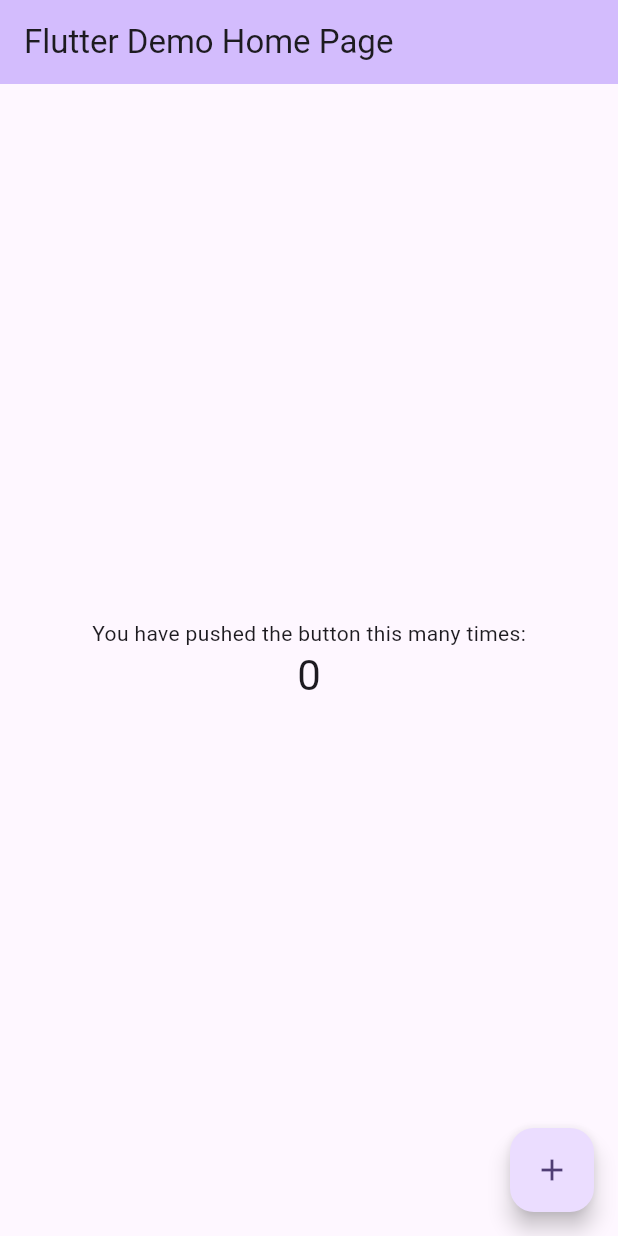
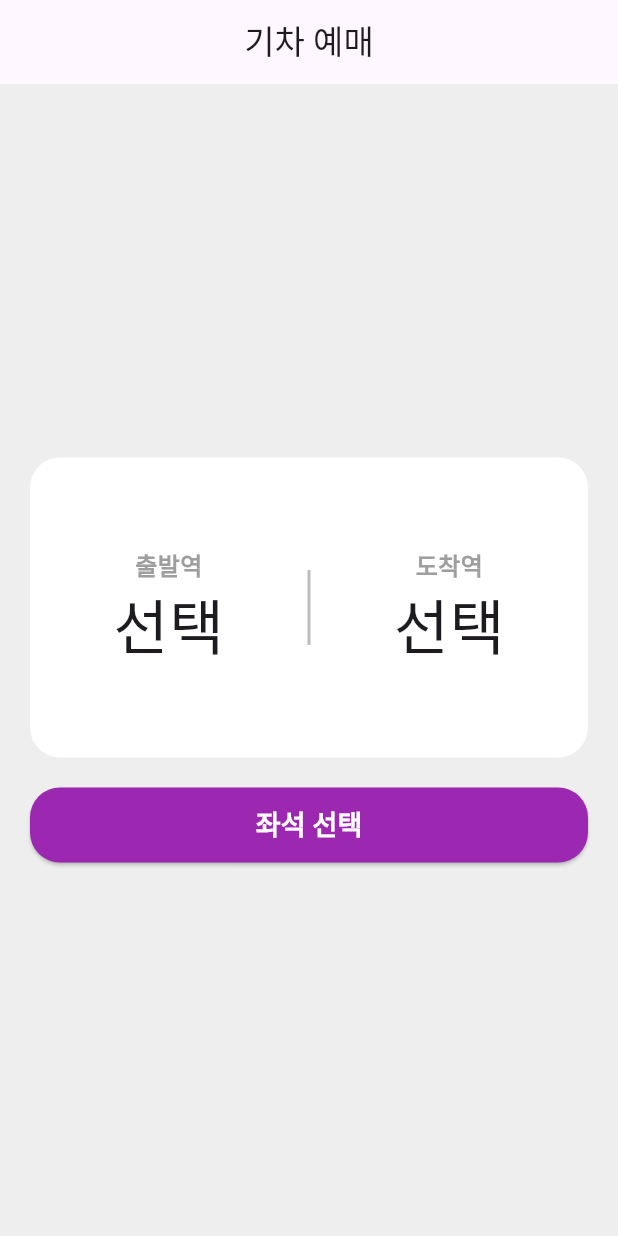
Before and after one commit to VepTea/flutter_train_app, a Flutter app: the screen it shows after launch, on a phone screen of 412 x 824 dp. Run offline on Flutter 3.47's test engine with Material 3 defaults, Android fonts, the phone set to English and light mode, and no system bars.

Commit message:
출발역과 도착역 선택까지 완료

```diff
--- a/analysis_options.yaml
+++ b/analysis_options.yaml
@@ -23,6 +23,9 @@ linter:
   rules:
     # avoid_print: false  # Uncomment to disable the `avoid_print` rule
     # prefer_single_quotes: true  # Uncomment to enable the `prefer_single_quotes` rule
+    # 가장 귀찮은 경고들만 선택적으로 비활성화
+    prefer_const_constructors: false
+    prefer_const_literals_to_create_immutables: false
 
 # Additional information about this file can be found at
 # https://dart.dev/guides/language/analysis-options
--- a/lib/main.dart
+++ b/lib/main.dart
@@ -1,4 +1,5 @@
 import 'package:flutter/material.dart';
+import 'package:flutter_train_app/pages/home/home_page.dart';
 
 void main() {
   runApp(const MyApp());
@@ -11,115 +12,7 @@ class MyApp extends StatelessWidget {
   @override
   Widget build(BuildContext context) {
     return MaterialApp(
-      title: 'Flutter Demo',
-      theme: ThemeData(
-        // This is the theme of your application.
-        //
-        // TRY THIS: Try running your application with "flutter run". You'll see
-        // the application has a purple toolbar. Then, without quitting the app,
-        // try changing the seedColor in the colorScheme below to Colors.green
-        // and then invoke "hot reload" (save your changes or press the "hot
-        // reload" button in a Flutter-supported IDE, or press "r" if you used
-        // the command line to start the app).
-        //
-        // Notice that the counter didn't reset back to zero; the application
-        // state is not lost during the reload. To reset the state, use hot
-        // restart instead.
-        //
-        // This works for code too, not just values: Most code changes can be
-        // tested with just a hot reload.
-        colorScheme: ColorScheme.fromSeed(seedColor: Colors.deepPurple),
-        useMaterial3: true,
-      ),
-      home: const MyHomePage(title: 'Flutter Demo Home Page'),
+      home: HomePage(),
     );
   }
 }
-
-class MyHomePage extends StatefulWidget {
-  const MyHomePage({super.key, required this.title});
-
-  // This widget is the home page of your application. It is stateful, meaning
-  // that it has a State object (defined below) that contains fields that affect
-  // how it looks.
-
-  // This class is the configuration for the state. It holds the values (in this
-  // case the title) provided by the parent (in this case the App widget) and
-  // used by the build method of the State. Fields in a Widget subclass are
-  // always marked "final".
-
-  final String title;
-
-  @override
-  State<MyHomePage> createState() => _MyHomePageState();
-}
-
-class _MyHomePageState extends State<MyHomePage> {
-  int _counter = 0;
-
-  void _incrementCounter() {
-    setState(() {
-      // This call to setState tells the Flutter framework that something has
-      // changed in this State, which causes it to rerun the build method below
-      // so that the display can reflect the updated values. If we changed
-      // _counter without calling setState(), then the build method would not be
-      // called again, and so nothing would appear to happen.
-      _counter++;
-    });
-  }
-
-  @override
-  Widget build(BuildContext context) {
-    // This method is rerun every time setState is called, for instance as done
-    // by the _incrementCounter method above.
-    //
-    // The Flutter framework has been optimized to make rerunning build methods
-    // fast, so that you can just rebuild anything that needs updating rather
-    // than having to individually change instances of widgets.
-    return Scaffold(
-      appBar: AppBar(
-        // TRY THIS: Try changing the color here to a specific color (to
-        // Colors.amber, perhaps?) and trigger a hot reload to see the AppBar
-        // change color while the other colors stay the same.
-        backgroundColor: Theme.of(context).colorScheme.inversePrimary,
-        // Here we take the value from the MyHomePage object that was created by
-        // the App.build method, and use it to set our appbar title.
-        title: Text(widget.title),
-      ),
-      body: Center(
-        // Center is a layout widget. It takes a single child and positions it
-        // in the middle of the parent.
-        child: Column(
-          // Column is also a layout widget. It takes a list of children and
-          // arranges them vertically. By default, it sizes itself to fit its
-          // children horizontally, and tries to be as tall as its parent.
-          //
-          // Column has various properties to control how it sizes itself and
-          // how it positions its children. Here we use mainAxisAlignment to
-          // center the children vertically; the main axis here is the vertical
-          // axis because Columns are vertical (the cross axis would be
-          // horizontal).
-          //
-          // TRY THIS: Invoke "debug painting" (choose the "Toggle Debug Paint"
-          // action in the IDE, or press "p" in the console), to see the
-          // wireframe for each widget.
-          mainAxisAlignment: MainAxisAlignment.center,
-          children: <Widget>[
-            const Text(
-              'You have pushed the button this many times:',
-            ),
-            Text(
-              '$_counter',
-              style: Theme.of(context).textTheme.headlineMedium,
-            ),
-          ],
-        ),
-      ),
-      floatingActionButton: FloatingActionButton(
-        onPressed: _incrementCounter,
-        tooltip: 'Increment',
-        child: const Icon(Icons.add),
-      ), // This trailing comma makes auto-formatting nicer for build methods.
-    );
-  }
-}
--- /dev/null
+++ b/lib/pages/home/classes/variable_classes.dart
@@ -0,0 +1,36 @@
+//주로 홈페이지->역 선택 페이지로 이동될때 필요한 정보들을 모아놓은 클래스
+//여기서 정의한 클래스를 홈페이지에서 사용하고, 역 선택 페이지에서 사용함
+
+//만든 이유는: 홈페이지에서 매개변수로 넘겨주는 정보들이 너무 많아서 줄이 엄~청 길어지길래
+//클래스로 묶어놓음
+
+class StationBoxData {
+  String departStationName = '선택';
+  String arriveStationName = '선택';
+  //출발역 이름과 도착역 이름 초기값으로 '선택'이라고 설정해놓음
+
+  bool departOrArrive = true;
+  //기본값으로 출발역 위젯 true라고 치고, 도착역 위젯을 false라고 치치자
+  //만약 출발역 위젯을 터치했을 땐 departOrArrive를 true로 설정하고,
+  //도착역 위젯을 터치했을 땐 departOrArrive를 false로 설정하는 콜백함수를 만들어야 함.
+  //그래서 출발역 위젯을 터치했을 땐 출발역 이름을 변경하고,
+  //도착역 위젯을 터치했을 땐 도착역 이름을 변경하는 함수를 만들어야 함.
+  //그건 callback_classes.dart에 정의해놓음 (콜백함수)
+
+  //stationSelectBox에서 지금 터치한 위젯이 출발역 위젯이냐, 도착역 위젯이냐에 따라서
+  //stationList에서 앱바타이틀과, 역 선택 했을 시 그 역 이름을 어디 변수에 넣을것인가가 달라짐.
+
+  List<String> stationList = [
+    '수서',
+    '동탄',
+    '평택지제',
+    '천안아산',
+    '오송',
+    '대전',
+    '김천구미',
+    '동대구',
+    '경주',
+    '울산',
+    '부산'
+  ];
+}
--- /dev/null
+++ b/lib/pages/home/home_page.dart
@@ -0,0 +1,73 @@
+import 'package:flutter/material.dart';
+import 'package:flutter_train_app/pages/home/widgets/trip_confirm_button.dart';
+import 'package:flutter_train_app/pages/home/widgets/station_select_box.dart';
+import 'package:flutter_train_app/pages/home/classes/variable_classes.dart';
+
+class HomePage extends StatefulWidget {
+  const HomePage({super.key});
+
+  @override
+  State<HomePage> createState() => _HomePageState();
+}
+
+StationBoxData stationBoxData = StationBoxData();
+//stationBoxData 클래스를 따로 만들었음... 코드가 너무 길어지길래
+//여기 안에는 출발역 이름, 도착역 이름, 출발역과 도착역을 구분하는 변수, 역 이름 목록이 들어있음
+
+class _HomePageState extends State<HomePage> {
+  //지금 터치한 위젯이 출발역 위젯이냐, 도착역 위젯이냐에 따라서
+  //stationList에서 앱바타이틀과, 역 선택 했을 시 그 역 이름을 어디 변수에 넣을것인가가 달라짐.
+  bool departOrArrive = true;
+  //기본값으로 출발역 위젯 true라고 치고, 도착역 위젯을 false라고 치치자
+  //만약 출발역 위젯을 터치했을 땐 departOrArrive를 true로 설정하고,
+  //도착역 위젯을 터치했을 땐 departOrArrive를 false로 설정하는 콜백함수를 만들어야 함.
+  void setDepartOrArrive(bool newValue) {
+    setState(() {
+      stationBoxData.departOrArrive = newValue;
+    });
+  }
+
+  //출발역과 도착역의 이름을 새롭게 저장하는 변수(사실 함수)
+  String departStationName = '선택'; // 초기값
+  setDepartStationName(String newValue) {
+    setState(() {
+      stationBoxData.departStationName = newValue;
+    });
+  }
+
+  String arriveStationName = '선택'; // 초기값
+  setArriveStationName(String newValue) {
+    setState(() {
+      stationBoxData.arriveStationName = newValue;
+    });
+  }
+
+  @override
+  Widget build(BuildContext context) {
+    return Scaffold(
+      backgroundColor: Colors.grey[200],
+      appBar: AppBar(
+        title: Text('기차 예매'),
+        centerTitle: true,
+      ),
+      body: Padding(
+        padding: EdgeInsets.symmetric(horizontal: 20),
+        child: Center(
+          child: Column(
+            mainAxisAlignment: MainAxisAlignment.center, // 가운데 정렬
+            children: [
+              StationSelectBox(
+                stationBoxData,
+                setDepartOrArrive, //이 함수를 호출하면 departOrArrive 변수가 변경됨
+                setDepartStationName, // 출발역 이름 변경 함수
+                setArriveStationName, // 도착역 이름 변경 함수
+              ),
+              SizedBox(height: 20),
+              TripConfirmButton(),
+            ],
+          ),
+        ),
+      ),
+    );
+  }
+}
--- /dev/null
+++ b/lib/pages/home/widgets/station_select_box.dart
@@ -0,0 +1,112 @@
+import 'package:flutter/material.dart';
+import 'package:flutter_train_app/pages/station_list/station_list_page.dart';
+import 'package:flutter_train_app/pages/home/classes/variable_classes.dart';
+
+class StationSelectBox extends StatelessWidget {
+  StationSelectBox(
+    this.stationBoxData, //모든 정보들을 넘겨줌 (클래스로 정의되어있는 거)
+    this.setDepartOrArrive, // ← 이 부분 추가!
+    this.setDepartStationName, // 출발역 이름 변경 함수
+    this.setArriveStationName, // 도착역 이름 변경 함수
+  );
+  StationBoxData stationBoxData;
+  void Function(bool newValue) setDepartOrArrive; // 콜백함수, departOrArrive 변수 변경
+  void Function(String newValue) setDepartStationName; // 출발역 이름 변경 함수
+  void Function(String newValue) setArriveStationName; // 도착역 이름 변경 함수
+
+  @override
+  Widget build(BuildContext context) {
+    return Container(
+      width: double.infinity,
+      height: 200,
+      decoration: BoxDecoration(
+        color: Colors.white,
+        borderRadius: BorderRadius.circular(20),
+      ),
+      child: Row(
+        children: [
+          selectedStation(
+              context: context,
+              // build 함수에서 받은 context를 selectedStation 함수에 전달해야 합니다.
+              // onTap에서 Navigator.push 등으로 화면 이동을 할 때,
+              // 현재 위젯이 트리에서 어디에 있는지(위치 정보)가 반드시 필요하기 때문입니다.
+              // context가 없으면 Navigator가 동작하지 않거나 에러가 발생합니다.
+              label: '출발역',
+              stationName: stationBoxData.departStationName,
+              departOrArrive: stationBoxData.departOrArrive,
+              setDepartOrArrive: setDepartOrArrive,
+              stationList: stationBoxData.stationList,
+              setDepartStationName: setDepartStationName,
+              setArriveStationName: setArriveStationName),
+          Container(width: 2, height: 50, color: Colors.grey[400]), // 세로선
+          selectedStation(
+              context: context, // context 넘기기!
+              label: '도착역',
+              stationName: stationBoxData.arriveStationName,
+              departOrArrive: !stationBoxData.departOrArrive,
+              setDepartOrArrive: setDepartOrArrive,
+              stationList: stationBoxData.stationList,
+              setDepartStationName: setDepartStationName,
+              setArriveStationName: setArriveStationName),
+        ],
+      ),
+    );
+  }
+
+  Expanded selectedStation({
+    required BuildContext context, // context 추가!
+    required String label,
+    required String stationName,
+    required bool departOrArrive,
+    required void Function(bool newValue) setDepartOrArrive,
+    required List<String> stationList,
+    required void Function(String newValue) setDepartStationName,
+    required void Function(String newValue) setArriveStationName,
+  }) {
+    return Expanded(
+      child: AspectRatio(
+        aspectRatio: 1,
+        //이 Container 위젯을 터치했을 경우에, StationList 위젯이 나오게 하고싶다.
+
+        child: GestureDetector(
+          onTap: () {
+            setDepartOrArrive(departOrArrive);
+            print('현재 departOrArrive 변수 값 : $departOrArrive');
+            // 출발역 위젯을 터치했을 경우에는 DepartOrArrive를 true로 설정하고,
+            // 도착역 위젯을 터치했을 경우에는 DepartOrArrive를 false로 설정한다.
+            Navigator.push(
+              context,
+              MaterialPageRoute(
+                  builder: (context) => StationListPage(
+                      departOrArrive: departOrArrive,
+                      stationList: stationList,
+                      setDepartStationName: setDepartStationName,
+                      setArriveStationName: setArriveStationName)),
+            );
+          },
+          child: Container(
+            child: Column(
+              mainAxisAlignment: MainAxisAlignment.center,
+              children: [
+                Text(
+                  label, // 출발역 또는 도착역 표시
+                  style: TextStyle(
+                    fontSize: 16,
+                    fontWeight: FontWeight.bold,
+                    color: Colors.grey,
+                  ),
+                ),
+                Text(
+                  stationName, // 출발역 또는 도착역의 이름이 여기 표시됨
+                  style: TextStyle(
+                    fontSize: 40,
+                  ),
+                ),
+              ],
+            ),
+          ),
+        ),
+      ),
+    );
+  }
+}
--- /dev/null
+++ b/lib/pages/home/widgets/trip_confirm_button.dart
@@ -0,0 +1,30 @@
+import 'package:flutter/material.dart';
+
+class TripConfirmButton extends StatelessWidget {
+  const TripConfirmButton({super.key});
+
+  @override
+  Widget build(BuildContext context) {
+    return SizedBox(
+      width: double.infinity,
+      height: 50,
+      child: ElevatedButton(
+        style: ElevatedButton.styleFrom(
+          backgroundColor: Colors.purple,
+          shape: RoundedRectangleBorder(
+            borderRadius: BorderRadius.circular(20),
+          ),
+        ),
+        onPressed: () {},
+        child: Text(
+          '좌석 선택',
+          style: TextStyle(
+            color: Colors.white,
+            fontSize: 18,
+            fontWeight: FontWeight.bold,
+          ),
+        ),
+      ),
+    );
+  }
+}
```
Also changed, not shown: lib/pages/home/classes/callback_classes.dart (added, +24 -0 lines), lib/pages/station_list/station_list_page.dart (added, +74 -0 lines).
